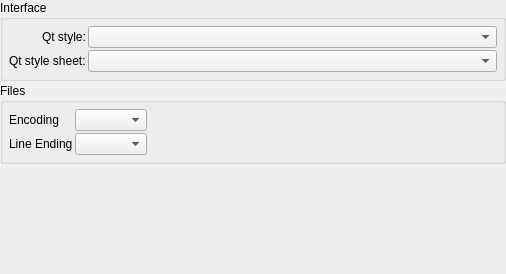
First picture: the form in resources/ui/configure/general.ui, repository prymatex/prymatex, before the edit.
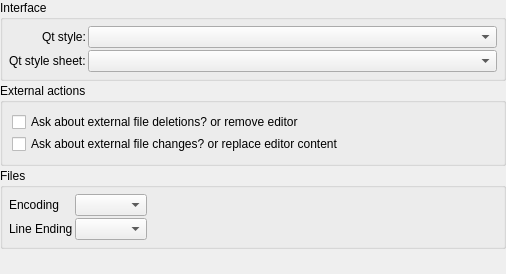
Second picture: the form after the edit.

Commit message: clean settings and ask for external actions option

What changed in the file:
```diff
--- a/resources/ui/configure/general.ui
+++ b/resources/ui/configure/general.ui
@@ -61,6 +61,37 @@
      </layout>
     </widget>
    </item>
+   <item>
+    <widget class="QGroupBox" name="groupBox_3">
+     <property name="title">
+      <string>External actions</string>
+     </property>
+     <layout class="QVBoxLayout" name="verticalLayout_2">
+      <property name="spacing">
+       <number>2</number>
+      </property>
+      <item>
+       <widget class="QCheckBox" name="checkBoxAskAboutExternalDeletions">
+        <property name="font">
+         <font>
+          <italic>false</italic>
+         </font>
+        </property>
+        <property name="text">
+         <string>Ask about external file deletions? or remove editor</string>
+        </property>
+       </widget>
+      </item>
+      <item>
+       <widget class="QCheckBox" name="checkBoxAskAboutExternalChanges">
+        <property name="text">
+         <string>Ask about external file changes? or replace editor content</string>
+        </property>
+       </widget>
+      </item>
+     </layout>
+    </widget>
+   </item>
    <item>
     <widget class="QGroupBox" name="groupBox">
      <property name="title">
```
The commit also changes 19 other files.
